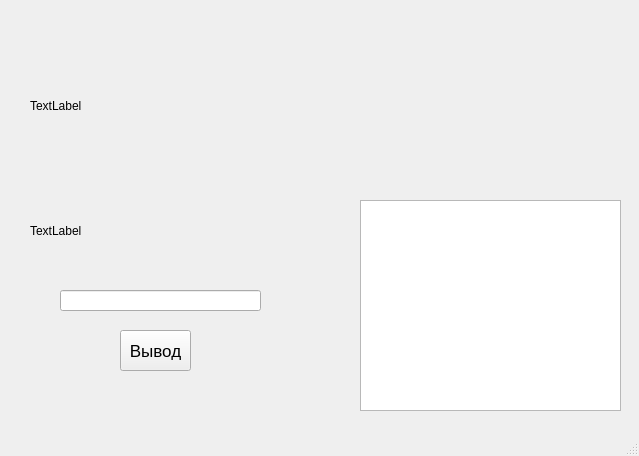
The window that cmd/templates/template.ui (MrHumidum/ya_weather) describes before a commit, drawn with Qt 5.
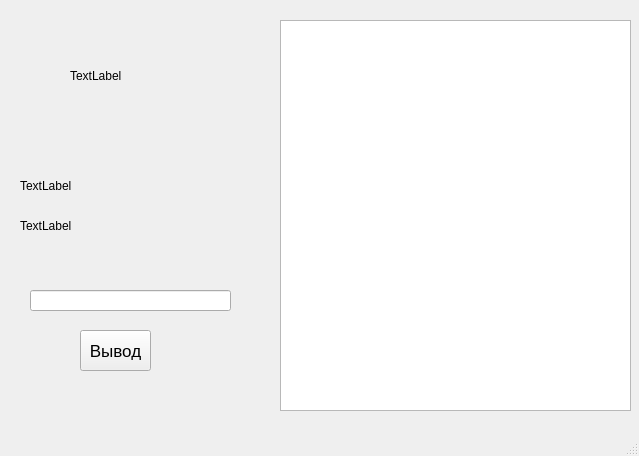
The same window after the commit.

Commit message: error correction

Diff of the .ui file:
```diff
--- a/cmd/templates/template.ui
+++ b/cmd/templates/template.ui
@@ -29,7 +29,7 @@
             <widget class="QLineEdit" name="poisk">
                 <property name="geometry">
                     <rect>
-                        <x>60</x>
+      <x>30</x>
                         <y>290</y>
                         <width>201</width>
                         <height>21</height>
@@ -39,10 +39,10 @@
             <widget class="QLabel" name="label_picture">
                 <property name="geometry">
                     <rect>
-                        <x>30</x>
-                        <y>20</y>
-                        <width>561</width>
-                        <height>171</height>
+      <x>70</x>
+      <y>10</y>
+      <width>131</width>
+      <height>131</height>
                     </rect>
                 </property>
                 <property name="text">
@@ -52,9 +52,9 @@
             <widget class="QLabel" name="label">
                 <property name="geometry">
                     <rect>
-                        <x>30</x>
-                        <y>215</y>
-                        <width>311</width>
+      <x>20</x>
+      <y>170</y>
+      <width>251</width>
                         <height>31</height>
                     </rect>
                 </property>
@@ -65,7 +65,7 @@
             <widget class="QPushButton" name="pushButton">
                 <property name="geometry">
                     <rect>
-                        <x>120</x>
+      <x>80</x>
                         <y>330</y>
                         <width>71</width>
                         <height>41</height>
@@ -87,13 +87,26 @@
             <widget class="QTableView" name="tableView">
                 <property name="geometry">
                     <rect>
-                        <x>360</x>
-                        <y>200</y>
-                        <width>261</width>
-                        <height>211</height>
+      <x>280</x>
+      <y>20</y>
+      <width>351</width>
+      <height>391</height>
                     </rect>
                 </property>
             </widget>
+   <widget class="QLabel" name="label_2">
+    <property name="geometry">
+     <rect>
+      <x>20</x>
+      <y>210</y>
+      <width>251</width>
+      <height>31</height>
+     </rect>
+    </property>
+    <property name="text">
+     <string>TextLabel</string>
+    </property>
+   </widget>
         </widget>
         <widget class="QMenuBar" name="menubar">
             <property name="geometry">
```
Lines whose indentation alone changed are shown as unchanged. The commit also changes 1 other file.
